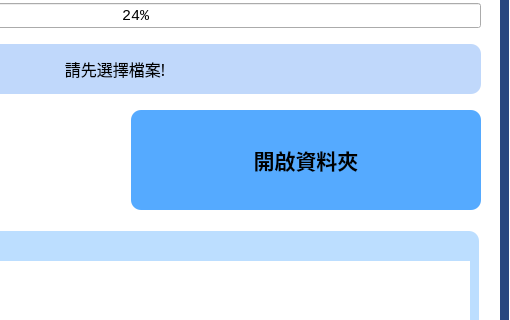
hmes98318/Logistics-Station, file src/gui/MainWindow.ui: the form before one commit; both pictures show x 490 to 1000 and y 148 to 468 of the 1000 by 700 pixel window.
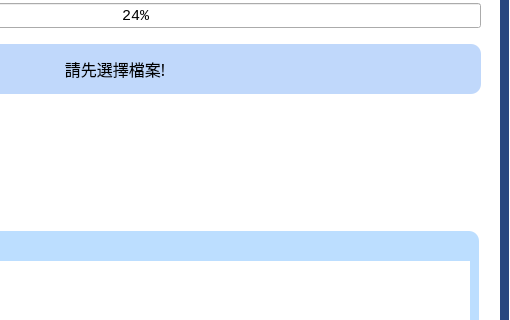
The form after the commit. Icons and pictures are not drawn.

Commit message: Update NEW - button image

Patch:
```diff
--- a/src/gui/MainWindow.ui
+++ b/src/gui/MainWindow.ui
@@ -927,11 +927,11 @@
             </font>
            </property>
            <property name="styleSheet">
-            <string notr="true">border-radius: 10px;
-background-color: rgb(85, 170, 255);</string>
+            <string notr="true">background-image: url(./src/gui/image/button_SelectFolder.png);
+border-radius: 10px;</string>
            </property>
            <property name="text">
-            <string>開啟資料夾</string>
+            <string/>
            </property>
           </widget>
          </item>
```
The commit also changes 5 other files.
